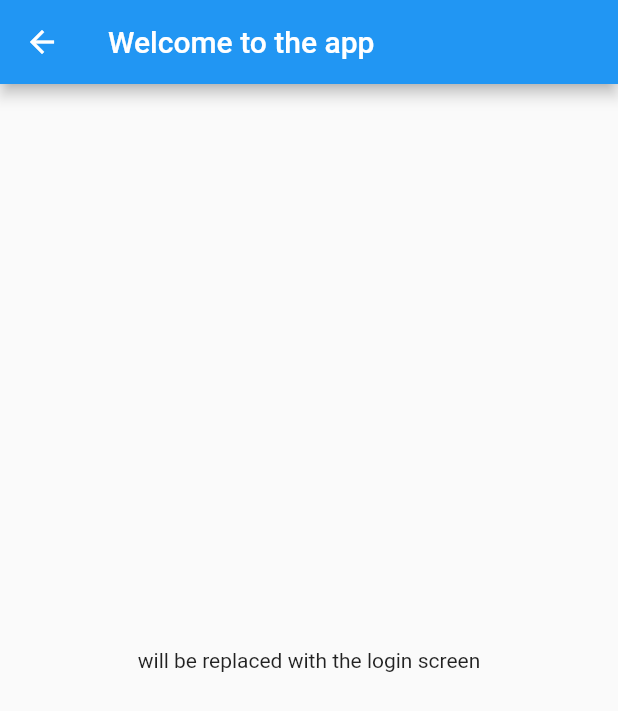
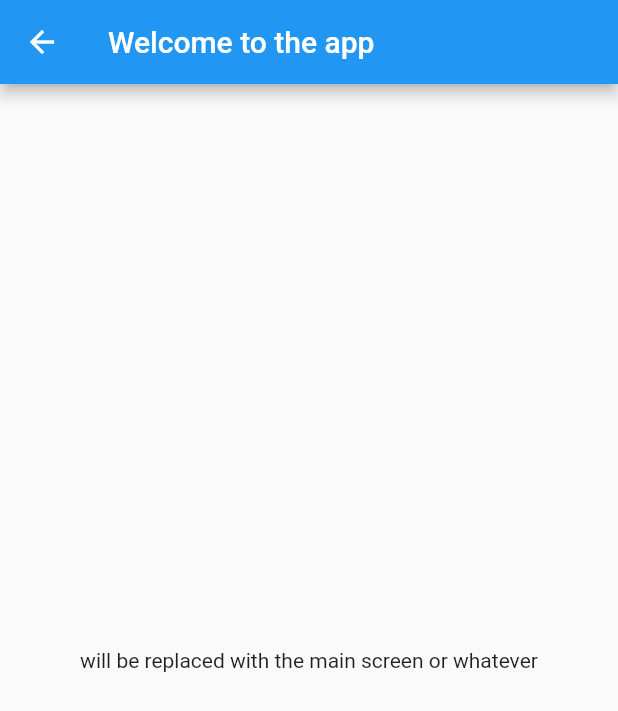
Before and after one commit to Ahelsamahy/Sport-app, a Flutter app: the HomePage screen opened directly, on a phone screen of 412 x 824 dp. Shown: the top 711 px of the screen. Run offline on Flutter 3.47's test engine with Material 2 defaults, Android fonts, the phone set to English and light mode, and no system bars; our stand-ins replace intro_slider.

```diff
--- a/lib/Home.dart
+++ b/lib/Home.dart
@@ -15,7 +15,7 @@ class _HomePageState extends State<HomePage> {
         title: const Text('Welcome to the app'),
       ),
       body: const Center(
-        child: Text('will be replaced with the login screen'),
+        child: Text('will be replaced with the main screen or whatever'),
       ),
     );
   }
--- a/pubspec.yaml
+++ b/pubspec.yaml
@@ -64,6 +64,7 @@ flutter:
     - android/assets/images/movie.jpg
     - android/assets/images/popcorn.jpg
     - android/assets/images/Clock.gif
+    - android/assets/images/be7220027f5c3ec90ae826d498e4fdc7.png
 
   # An image asset can refer to one or more resolution-specific "variants", see
   # https://flutter.dev/assets-and-images/#resolution-aware.
```
Also changed, not shown: 1 other file.
